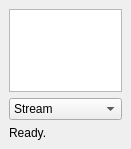
This is i/MainWindow.ui in guendto/nomnom as Qt 5 draws it before an edit. The edited form follows.
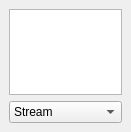
This is the edited form. Icons and pictures are not drawn.

Commit message: replace main statusbar with ProcessProgressDialog

Diff of the .ui file:
```diff
--- a/i/MainWindow.ui
+++ b/i/MainWindow.ui
@@ -7,7 +7,7 @@
     <x>0</x>
     <y>0</y>
     <width>131</width>
-    <height>149</height>
+    <height>132</height>
    </rect>
   </property>
   <property name="acceptDrops">
@@ -31,8 +31,8 @@
        <string>&lt;!DOCTYPE HTML PUBLIC &quot;-//W3C//DTD HTML 4.0//EN&quot; &quot;http://www.w3.org/TR/REC-html40/strict.dtd&quot;&gt;
 &lt;html&gt;&lt;head&gt;&lt;meta name=&quot;qrichtext&quot; content=&quot;1&quot; /&gt;&lt;style type=&quot;text/css&quot;&gt;
 p, li { white-space: pre-wrap; }
-&lt;/style&gt;&lt;/head&gt;&lt;body style=&quot; font-family:'Verdana'; font-size:10pt; font-weight:400; font-style:normal;&quot;&gt;
-&lt;p align=&quot;center&quot; style=&quot;-qt-paragraph-type:empty; margin-top:0px; margin-bottom:0px; margin-left:0px; margin-right:0px; -qt-block-indent:0; text-indent:0px;&quot;&gt;&lt;/p&gt;
+&lt;/style&gt;&lt;/head&gt;&lt;body style=&quot; font-family:'Sans'; font-size:10pt; font-weight:400; font-style:normal;&quot;&gt;
+&lt;p align=&quot;center&quot; style=&quot;-qt-paragraph-type:empty; margin-top:0px; margin-bottom:0px; margin-left:0px; margin-right:0px; -qt-block-indent:0; text-indent:0px; font-family:'Verdana';&quot;&gt;&lt;/p&gt;
 &lt;p align=&quot;center&quot; style=&quot; margin-top:0px; margin-bottom:0px; margin-left:0px; margin-right:0px; -qt-block-indent:0; text-indent:0px;&quot;&gt;&lt;img src=&quot;:/img/nomnom.png&quot; /&gt;&lt;/p&gt;&lt;/body&gt;&lt;/html&gt;</string>
       </property>
      </widget>
@@ -51,13 +51,6 @@
       </item>
      </widget>
     </item>
-    <item>
-     <widget class="QLabel" name="statusLabel">
-      <property name="text">
-       <string>Ready.</string>
-      </property>
-     </widget>
-    </item>
    </layout>
   </widget>
  </widget>
```
The commit also changes 2 other files.
